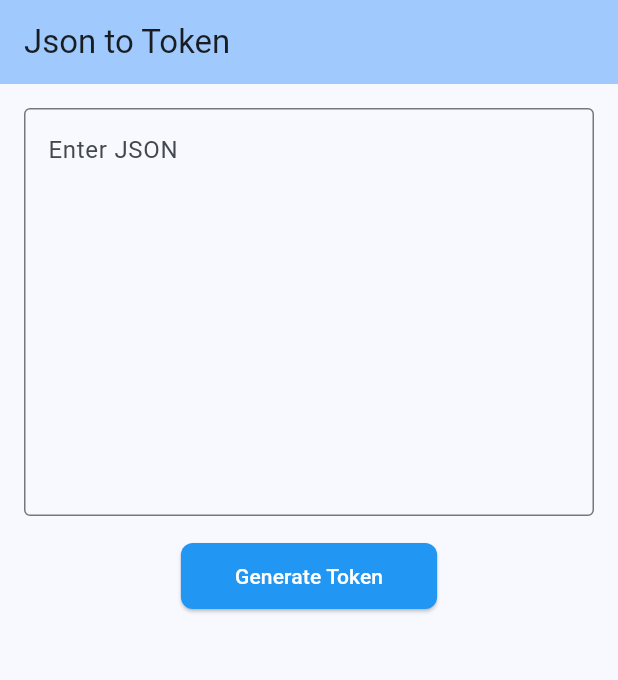
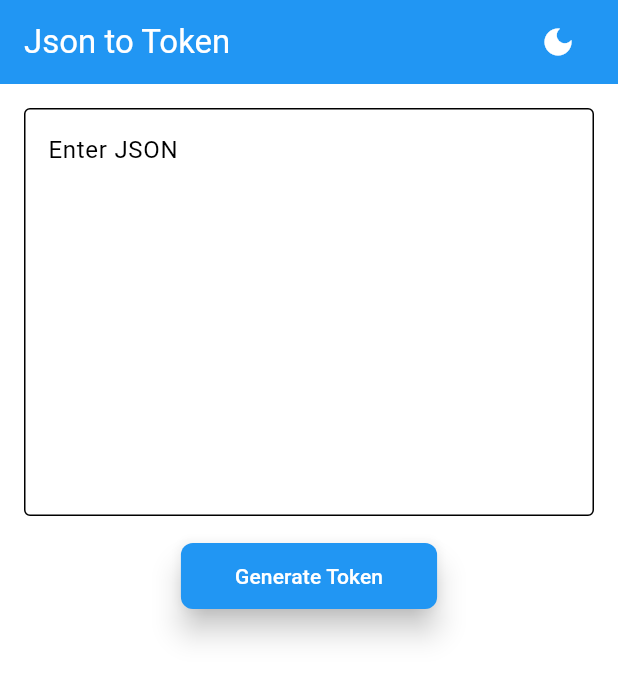
Before and after one commit to Ibrokihimbek/firebase_messaging_auth_token_generate, a Flutter app: the screen it shows after launch, on a phone screen of 412 x 824 dp. Shown: the top 680 px of the screen. Run offline on Flutter 3.47's test engine with Material 3 defaults, Android fonts, the phone set to English and light mode, and no system bars; our stand-ins replace adaptive_theme, equatable, flutter_bloc, googleapis_auth.

Commit message:
implement theme mode

```diff
--- /dev/null
+++ b/lib/core/theme/theme.dart
@@ -0,0 +1,95 @@
+import 'package:flutter/material.dart';
+import 'package:flutter/services.dart';
+
+class AppTheme {
+  /// Light mode
+  static ThemeData lightTheme = ThemeData(
+    appBarTheme: const AppBarTheme(
+      iconTheme: IconThemeData(
+        color: Colors.black,
+      ),
+      backgroundColor: Colors.blue,
+      systemOverlayStyle: SystemUiOverlayStyle(
+        statusBarBrightness: Brightness.dark,
+        statusBarIconBrightness: Brightness.dark,
+        statusBarColor: Colors.transparent,
+      ),
+    ),
+    dialogBackgroundColor: Colors.white,
+    popupMenuTheme: const PopupMenuThemeData(
+      color: Colors.white,
+      elevation: 6,
+    ),
+    bottomNavigationBarTheme: const BottomNavigationBarThemeData(
+      backgroundColor: Colors.white,
+      elevation: 8,
+    ),
+    elevatedButtonTheme: ElevatedButtonThemeData(
+      style: ButtonStyle(
+        backgroundColor: MaterialStateProperty.all(Colors.blue),
+        elevation: MaterialStateProperty.all(8),
+        shape: MaterialStateProperty.all(
+          RoundedRectangleBorder(
+            borderRadius: BorderRadius.circular(8),
+          ),
+        ),
+      ),
+    ),
+    splashColor: Colors.white,
+    hintColor: Colors.grey,
+    cardColor: Colors.white,
+    scaffoldBackgroundColor: Colors.white,
+    primaryColor: Colors.blue,
+    colorScheme: const ColorScheme.light(),
+    primaryColorDark: Colors.blue,
+    shadowColor: Colors.black,
+    textSelectionTheme:
+    const TextSelectionThemeData(cursorColor: Colors.black),
+  );
+
+  /// Dark mode
+
+  static ThemeData darkTheme = ThemeData(
+    appBarTheme: AppBarTheme(
+      iconTheme: const IconThemeData(
+        color: Colors.white,
+      ),
+      backgroundColor: Colors.grey[800],
+      systemOverlayStyle: const SystemUiOverlayStyle(
+        statusBarBrightness: Brightness.dark,
+        statusBarIconBrightness: Brightness.light,
+        statusBarColor: Colors.transparent,
+      ),
+    ),
+    dialogBackgroundColor: Colors.black,
+    popupMenuTheme: const PopupMenuThemeData(
+      color: Colors.black,
+      elevation: 6,
+    ),
+    bottomNavigationBarTheme: BottomNavigationBarThemeData(
+      backgroundColor: Colors.grey.withOpacity(0.85),
+      elevation: 8,
+    ),
+    elevatedButtonTheme: ElevatedButtonThemeData(
+      style: ButtonStyle(
+        backgroundColor: MaterialStateProperty.all(Colors.grey[800]),
+        elevation: MaterialStateProperty.all(8),
+        shape: MaterialStateProperty.all(
+          RoundedRectangleBorder(
+            borderRadius: BorderRadius.circular(8),
+          ),
+        ),
+      ),
+    ),
+    splashColor: Colors.black,
+    hintColor: Colors.grey,
+    cardColor: Colors.white,
+    scaffoldBackgroundColor: Colors.grey[900],
+    primaryColor: Colors.black,
+    colorScheme: const ColorScheme.dark(),
+    primaryColorDark: Colors.black,
+    shadowColor: Colors.black,
+    textSelectionTheme:
+    const TextSelectionThemeData(cursorColor: Colors.white),
+  );
+}
--- a/lib/feature/home/home_page.dart
+++ b/lib/feature/home/home_page.dart
@@ -1,3 +1,4 @@
+import 'package:adaptive_theme/adaptive_theme.dart';
 import 'package:fcm_send_token_generate/core/loading/modal_progress_hud.dart';
 import 'package:fcm_send_token_generate/feature/home/bloc/home_bloc.dart';
 import 'package:flutter/material.dart';
@@ -13,12 +14,47 @@ class HomePage extends StatefulWidget {
 
 class _HomePageState extends State<HomePage> {
   final TextEditingController _controller = TextEditingController();
+  AdaptiveThemeMode? themeMode;
 
   @override
-  Widget build(BuildContext context) => Scaffold(
+  void initState() {
+    super.initState();
+    _getMode();
+  }
+
+  Future<void> _getMode() async {
+    final mode = await AdaptiveTheme.getThemeMode();
+    setState(() {
+      themeMode = mode ?? AdaptiveThemeMode.light;
+    });
+  }
+
+  Future<void> _switchTheme() async {
+    if (themeMode == null) return;
+    if (themeMode!.isDark) {
+      AdaptiveTheme.of(context).setLight();
+    } else {
+      AdaptiveTheme.of(context).setDark();
+    }
+    await _getMode();
+  }
+
+  @override
+  Widget build(BuildContext context) {
+    return Scaffold(
       appBar: AppBar(
-          backgroundColor: Theme.of(context).colorScheme.inversePrimary,
-          title: const Text('Json to Token'),
+        title: const Text('Json to Token', style: TextStyle(color: Colors.white),),
+        actions: [
+          if (themeMode != null)
+            IconButton(
+              onPressed: _switchTheme,
+              icon: Icon(
+                themeMode!.isDark ? Icons.light_mode : Icons.dark_mode,
+                color: Colors.white,
+              ),
+            ),
+          const SizedBox(width: 16),
+        ],
       ),
       body: BlocProvider(
         create: (context) => HomeBloc(),
@@ -36,19 +72,20 @@ class _HomePageState extends State<HomePage> {
                       TextField(
                         controller: _controller,
                         maxLines: 10,
-                          decoration: const InputDecoration(
+                        decoration: InputDecoration(
                           hintText: 'Enter JSON',
-                            border: OutlineInputBorder(),
+                          border: const OutlineInputBorder(),
+                          focusedBorder: themeMode!.isDark
+                              ? const OutlineInputBorder(
+                                  borderSide: BorderSide(color: Colors.grey),
+                                )
+                              : const OutlineInputBorder(
+                                  borderSide: BorderSide(color: Colors.blueAccent),
+                                ),
                         ),
                       ),
                       const SizedBox(height: 16),
                       ElevatedButton(
-                          style: ElevatedButton.styleFrom(
-                            backgroundColor: Colors.blue,
-                            shape: RoundedRectangleBorder(
-                              borderRadius: BorderRadius.circular(8),
-                            ),
-                          ),
                         onPressed: () async {
                           context.read<HomeBloc>().add(
                             GetAccessTokenEvent(
@@ -107,3 +144,4 @@ class _HomePageState extends State<HomePage> {
       ),
     );
   }
+}
--- a/lib/main.dart
+++ b/lib/main.dart
@@ -1,3 +1,5 @@
+import 'package:adaptive_theme/adaptive_theme.dart';
+import 'package:fcm_send_token_generate/core/theme/theme.dart';
 import 'package:fcm_send_token_generate/feature/home/home_page.dart';
 import 'package:flutter/material.dart';
 
@@ -10,14 +12,19 @@
 
   @override
   Widget build(BuildContext context) {
-    return MaterialApp(
-      title: 'Flutter Demo',
-      debugShowCheckedModeBanner: false,
-      theme: ThemeData(
-        colorScheme: ColorScheme.fromSeed(seedColor: Colors.blue),
-        useMaterial3: true,
-      ),
-      home: const HomePage(),
+    return AdaptiveTheme(
+      light: AppTheme.lightTheme,
+      dark: AppTheme.darkTheme,
+      builder: (light, dark) {
+        return MaterialApp(
+          title: 'Flutter Demo',
+          debugShowCheckedModeBanner: false,
+          theme: light,
+          darkTheme: dark,
+          home: const HomePage(),
+        );
+      },
+      initial: AdaptiveThemeMode.light,
     );
   }
 }
```
Also changed, not shown: pubspec.yaml (+2 -67 lines), pubspec.lock, 4 other files. Lines whose indentation alone changed are shown as unchanged.
